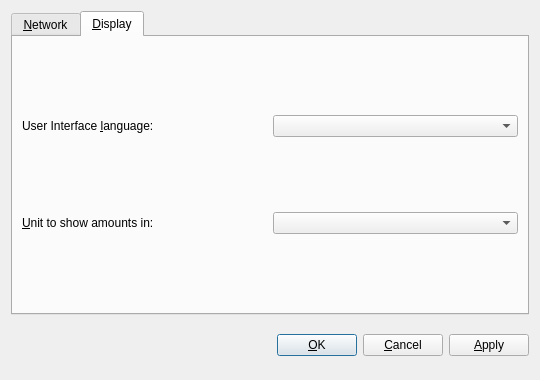
Old version of the form src/qt/forms/optionsdialog.ui in the repository FastPeercoin/FastPeercoin.
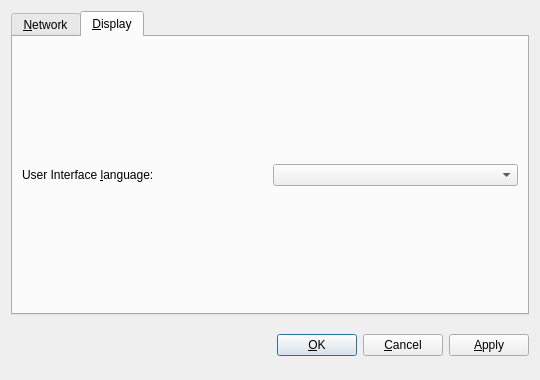
New version of the form. The open tabs and pages were chosen to show the change. Custom widgets are drawn as their Qt base class.

Commit message: FPC is the only coin unit.

Diff of the .ui file:
```diff
--- a/src/qt/forms/optionsdialog.ui
+++ b/src/qt/forms/optionsdialog.ui
@@ -173,30 +173,6 @@
          </item>
         </layout>
        </item>
-       <item>
-        <layout class="QHBoxLayout" name="horizontalLayout_2_Display">
-         <item>
-          <widget class="QLabel" name="unitLabel">
-           <property name="text">
-            <string>&amp;Unit to show amounts in:</string>
-           </property>
-           <property name="textFormat">
-            <enum>Qt::PlainText</enum>
-           </property>
-           <property name="buddy">
-            <cstring>unit</cstring>
-           </property>
-          </widget>
-         </item>
-         <item>
-          <widget class="QValueComboBox" name="unit">
-           <property name="toolTip">
-            <string>Choose the default subdivision unit to show in the interface and when sending coins.</string>
-           </property>
-          </widget>
-         </item>
-        </layout>
-       </item>
       </layout>
      </widget>
     </widget>
```
The commit also changes 24 other files.
